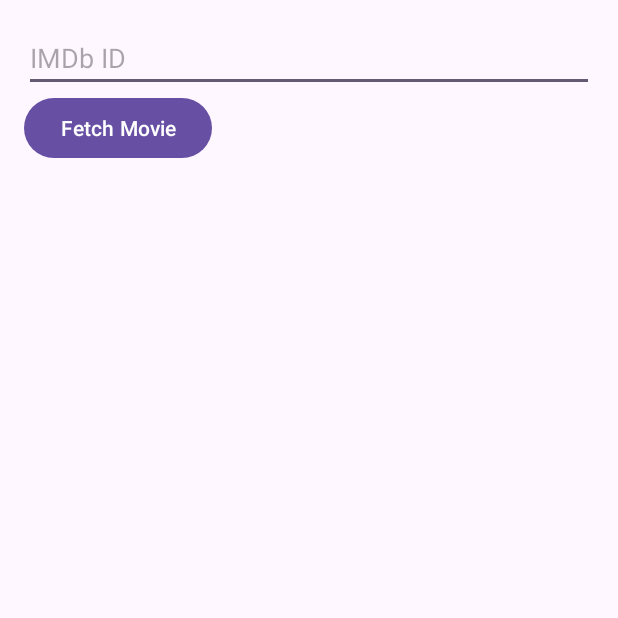
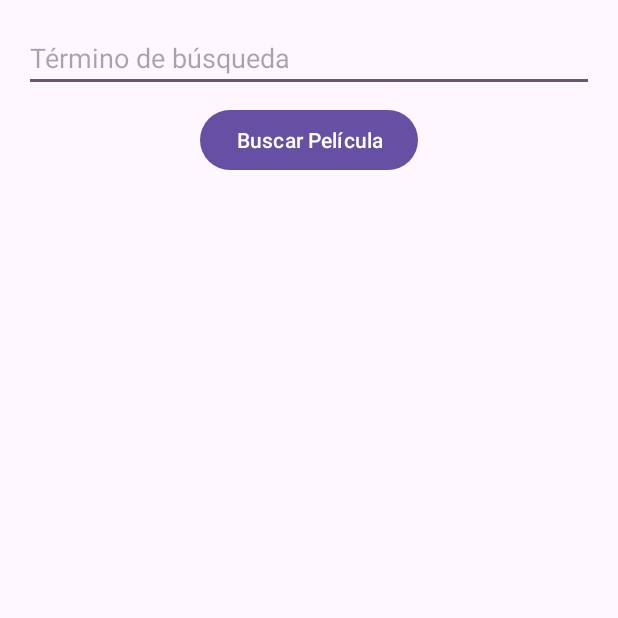
Before and after one commit to Miyagito/prueba-final-app-nativa, an Android app: the AddMovieActivity screen opened directly, with no data from a screen before it, on a phone screen of 412 x 824 dp, the top half of it. Run offline under Robolectric (Android 15) with nearby library versions, the phone set to English and light mode, and no system bars; pictures from the network do not load.

Commit message:
muestro peliculas con su detalle en el buscador

```diff
--- a/app/build.gradle.kts
+++ b/app/build.gradle.kts
@@ -29,6 +29,8 @@ android {
 }
 
 dependencies {
+    implementation(libs.glide)
+    annotationProcessor(libs.glideCompiler)
     implementation(libs.retrofit2)
     implementation(libs.gsonConverter)
     implementation(libs.appcompat)
--- a/app/src/main/java/com/example/pruebafinalappnativa/AddMovieActivity.java
+++ b/app/src/main/java/com/example/pruebafinalappnativa/AddMovieActivity.java
@@ -1,17 +1,19 @@
-// AddMovieActivity.java
 package com.example.pruebafinalappnativa;
 
-import android.app.Activity;
-import android.content.Intent;
 import android.os.Bundle;
 import android.widget.Button;
 import android.widget.EditText;
 import androidx.appcompat.app.AppCompatActivity;
+import androidx.recyclerview.widget.LinearLayoutManager;
+import androidx.recyclerview.widget.RecyclerView;
+
 import android.util.Log;
 
 import java.util.ArrayList;
 import java.util.List;
 
+import adapter.MovieAdapter;
+import model.Movie;
 import model.SearchResults;
 import network.OMDbApiService;
 import network.RetrofitClient;
@@ -22,16 +24,26 @@ import retrofit2.Response;
 public class AddMovieActivity extends AppCompatActivity {
 
     private static final String TAG = "AddMovieActivity";
+    private RecyclerView recyclerViewMovies;
+    private MovieAdapter adapter;
+    private List<Movie> moviesList;
+
     @Override
     protected void onCreate(Bundle savedInstanceState) {
         super.onCreate(savedInstanceState);
         setContentView(R.layout.activity_add_movie);
 
-        EditText editTextImdbId = findViewById(R.id.editTextImdbId);
+        EditText editTextSearchTerm = findViewById(R.id.editTextSearchTerm);
         Button buttonFetchMovie = findViewById(R.id.buttonFetchMovie);
+        recyclerViewMovies = findViewById(R.id.recyclerViewMovies);
+        moviesList = new ArrayList<>();
+        adapter = new MovieAdapter(moviesList);
+
+        recyclerViewMovies.setLayoutManager(new LinearLayoutManager(this));
+        recyclerViewMovies.setAdapter(adapter);
 
         buttonFetchMovie.setOnClickListener(view -> {
-            String searchTerm = editTextImdbId.getText().toString();
+            String searchTerm = editTextSearchTerm.getText().toString();
             fetchMoviesByTitle(searchTerm);
         });
     }
@@ -50,33 +62,34 @@ public class AddMovieActivity extends AppCompatActivity {
                     if ("True".equals(results.getResponse())) {
                         List<SearchResults.Movie> movies = results.getSearch();
 
-                        ArrayList<String> movieTitles = new ArrayList<>();
-                        ArrayList<String> movieYears = new ArrayList<>();
-                        for (SearchResults.Movie movie : movies) {
-                            movieTitles.add(movie.getTitle());
-                            movieYears.add(movie.getYear().toString());
+                        // Transforma los resultados en una lista de objetos Movie
+                        List<Movie> movieList = new ArrayList<>();
+                        for (SearchResults.Movie resultMovie : movies) {
+                            Movie movie = new Movie(
+                                    resultMovie.getTitle(),       // Título de la película
+                                    resultMovie.getYear().toString(), // Año de la película como String
+                                    resultMovie.getImdbID(),     // ID de IMDb de la película
+                                    resultMovie.getType(),       // Tipo de la película
+                                    resultMovie.getPoster()      // URL del póster de la película
+                            );
+                            movieList.add(movie);
                         }
 
-                        // Preparar el resultado para MainActivity
-                        Intent returnIntent = new Intent();
-                        returnIntent.putStringArrayListExtra("movieTitles", movieTitles);
-                        returnIntent.putStringArrayListExtra("movieYears", movieYears);
-                        setResult(Activity.RESULT_OK, returnIntent);
-                        finish(); // Finaliza la actividad
-                    }} else {
-                    // Registro de respuesta fallida
-                    Log.e(TAG, "Respuesta no exitosa: " + response.errorBody());
-
+                        // Actualiza la lista de películas del adaptador
+                        moviesList.clear();
+                        moviesList.addAll(movieList);
+                        adapter.notifyDataSetChanged(); // Notifica al adaptador sobre el cambio de datos
+                    }
+                } else {
+                    Log.e(TAG, "Respuesta no exitosa: " + response.errorBody().toString());
                 }
             }
 
             @Override
             public void onFailure(Call<SearchResults> call, Throwable t) {
                 Log.e(TAG, "Fallo en la llamada: " + t.getMessage(), t);
-                // Error handling
+                // Aquí podrías mostrar un mensaje al usuario o actualizar la UI para reflejar el error
             }
         });
     }
-
-
 }
--- a/app/src/main/res/layout/activity_add_movie.xml
+++ b/app/src/main/res/layout/activity_add_movie.xml
@@ -2,29 +2,41 @@
 <androidx.constraintlayout.widget.ConstraintLayout xmlns:android="http://schemas.android.com/apk/res/android"
     xmlns:app="http://schemas.android.com/apk/res-auto"
     xmlns:tools="http://schemas.android.com/tools"
-    android:id="@+id/main"
     android:layout_width="match_parent"
     android:layout_height="match_parent"
     tools:context=".AddMovieActivity">
 
-    <LinearLayout
-        android:layout_width="match_parent"
-        android:layout_height="match_parent"
-        android:orientation="vertical"
-        android:padding="16dp">
-
     <EditText
-            android:id="@+id/editTextImdbId"
-            android:layout_width="match_parent"
+        android:id="@+id/editTextSearchTerm"
+        android:layout_width="0dp"
         android:layout_height="wrap_content"
-            android:hint="IMDb ID" />
+        android:layout_marginStart="16dp"
+        android:layout_marginTop="16dp"
+        android:layout_marginEnd="16dp"
+        android:hint="Término de búsqueda"
+        app:layout_constraintTop_toTopOf="parent"
+        app:layout_constraintStart_toStartOf="parent"
+        app:layout_constraintEnd_toEndOf="parent" />
 
     <Button
         android:id="@+id/buttonFetchMovie"
         android:layout_width="wrap_content"
         android:layout_height="wrap_content"
-            android:text="Fetch Movie" />
+        android:text="Buscar Película"
+        android:layout_marginTop="8dp"
+        app:layout_constraintTop_toBottomOf="@id/editTextSearchTerm"
+        app:layout_constraintStart_toStartOf="@id/editTextSearchTerm"
+        app:layout_constraintEnd_toEndOf="@id/editTextSearchTerm" />
 
-    </LinearLayout>
-
+    <androidx.recyclerview.widget.RecyclerView
+        android:id="@+id/recyclerViewMovies"
+        android:layout_width="0dp"
+        android:layout_height="0dp"
+        android:layout_marginTop="8dp"
+        android:layout_marginStart="16dp"
+        android:layout_marginEnd="16dp"
+        app:layout_constraintTop_toBottomOf="@id/buttonFetchMovie"
+        app:layout_constraintBottom_toBottomOf="parent"
+        app:layout_constraintStart_toStartOf="parent"
+        app:layout_constraintEnd_toEndOf="parent"/>
 </androidx.constraintlayout.widget.ConstraintLayout>
--- a/gradle/libs.versions.toml
+++ b/gradle/libs.versions.toml
@@ -9,9 +9,12 @@ activity = "1.8.2"
 constraintlayout = "2.1.4"
 retrofit = "2.11.0"
 gson = "2.11.0"
+glide = "4.12.0"
 
 
 [libraries]
+glide = { module = "com.github.bumptech.glide:glide", version.ref = "glide" }
+glideCompiler = { module = "com.github.bumptech.glide:compiler", version.ref = "glide" }
 retrofit2 = { module = "com.squareup.retrofit2:retrofit", version.ref = "retrofit" }
 gsonConverter = { module = "com.squareup.retrofit2:converter-gson", version.ref = "gson" }
 junit = { group = "junit", name = "junit", version.ref = "junit" }
```
Also changed, not shown: app/src/main/java/adapter/MovieAdapter.java (+27 -12 lines), app/src/main/java/com/example/pruebafinalappnativa/MainActivity.java (+14 -2 lines), app/src/main/java/model/Movie.java (+43 -10 lines), app/src/main/res/layout/item_movie.xml (added, +65 -0 lines), app/src/main/res/layout/movie_item.xml (deleted, +0 -20 lines). Lines whose indentation alone changed are shown as unchanged.
